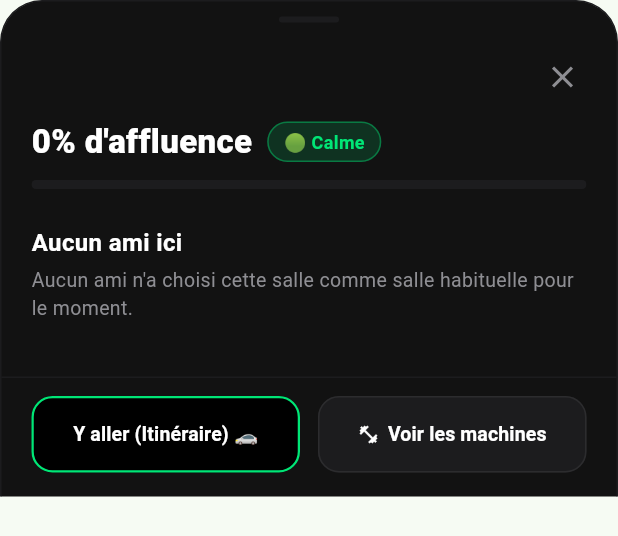
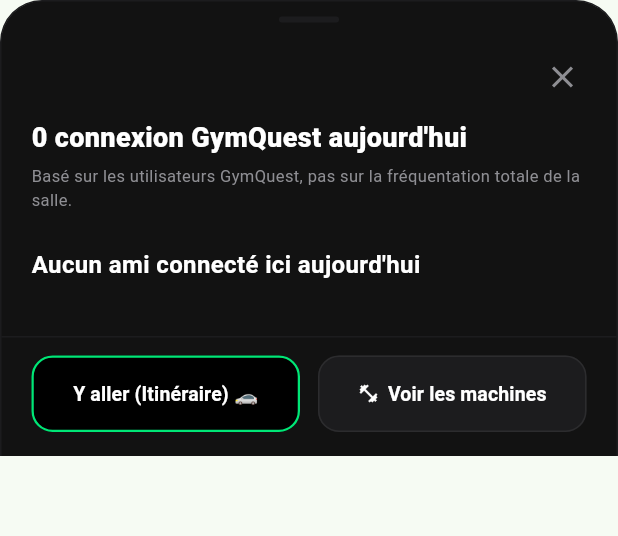
Before and after one commit to bramoulle91-boop/Gamification-Sport, a Flutter app: the _GymBottomSheet widget shown alone on an empty page, opened directly with empty values, on a phone screen of 412 x 824 dp. Shown: the top 536 px of the screen. Run offline on Flutter 3.47's test engine with Material 3 defaults, Android fonts, the phone set to English and light mode, and no system bars; our stand-ins replace camera, flutter_dotenv, flutter_map, flutter_riverpod, geolocator, go_router and 4 more; missing offline and left inert: mobile_scanner; accounts and stored records are empty; network calls fail.

Commit message:
Affluence et amis connectés basés sur les vrais check-ins du jour

```diff
--- /dev/null
+++ b/app/lib/models/gym_checkin_model.dart
@@ -0,0 +1,18 @@
+/// Un passage d'un utilisateur GymQuest dans une salle aujourd'hui —
+/// déclenché en cochant un exercice de sa séance (voir
+/// `program_exercise_completions`), validé par géolocalisation côté serveur.
+class GymCheckinModel {
+  GymCheckinModel({required this.userId, required this.pseudo, required this.checkedInAt});
+
+  factory GymCheckinModel.fromMap(Map<String, dynamic> map) {
+    return GymCheckinModel(
+      userId: map['user_id'] as String,
+      pseudo: (map['users'] as Map<String, dynamic>?)?['pseudo'] as String? ?? '?',
+      checkedInAt: DateTime.parse(map['checked_in_at'] as String),
+    );
+  }
+
+  final String userId;
+  final String pseudo;
+  final DateTime checkedInAt;
+}
--- a/app/lib/screens/gyms/gym_detail_screen.dart
+++ b/app/lib/screens/gyms/gym_detail_screen.dart
@@ -12,6 +12,11 @@ final _gymProvider = FutureProvider.family<GymModel?, String>((ref, gymId) {
 
 final _gymMachinesProvider = FutureProvider.family<List<MachineModel>, String>((ref, gymId) {
   return ref.watch(gymServiceProvider).fetchMachinesForGym(gymId);
+});
+
+final _gymCheckinsProvider = FutureProvider.family<int, String>((ref, gymId) async {
+  final checkins = await ref.watch(gymServiceProvider).fetchTodaysCheckins(gymId);
+  return checkins.map((c) => c.userId).toSet().length;
 });
 
 /// Fiche d'une salle : ses machines, accessibles directement (sans passer
@@ -41,6 +46,7 @@ class GymDetailScreen extends ConsumerWidget {
     final gymAsync = ref.watch(_gymProvider(gymId));
     final machinesAsync = ref.watch(_gymMachinesProvider(gymId));
     final myGymAsync = ref.watch(myGymProvider);
+    final checkinsCountAsync = ref.watch(_gymCheckinsProvider(gymId));
 
     return Scaffold(
       appBar: AppBar(
@@ -64,9 +70,13 @@ class GymDetailScreen extends ConsumerWidget {
                   const Icon(Icons.people_outline, size: 18),
                   const SizedBox(width: 6),
                   Text(
-                    gym.liveAttendanceRate != null
-                        ? 'Affluence : ${(gym.liveAttendanceRate! * 100).toStringAsFixed(0)}%'
-                        : 'Affluence inconnue pour le moment',
+                    checkinsCountAsync.when(
+                      loading: () => 'Affluence...',
+                      error: (_, __) => 'Affluence inconnue pour le moment',
+                      data: (count) => count == 0
+                          ? 'Personne connecté sur GymQuest aujourd\'hui'
+                          : '$count connexion${count > 1 ? 's' : ''} GymQuest aujourd\'hui',
+                    ),
                   ),
                 ],
               ),
--- a/app/lib/screens/gyms/gym_map_screen.dart
+++ b/app/lib/screens/gyms/gym_map_screen.dart
@@ -10,6 +10,7 @@ import 'package:latlong2/latlong.dart';
 import 'package:url_launcher/url_launcher.dart';
 
 import '../../models/friendship_model.dart';
+import '../../models/gym_checkin_model.dart';
 import '../../models/gym_model.dart';
 import '../../models/machine_king_model.dart';
 import '../../models/osm_gym_candidate.dart';
@@ -47,6 +48,19 @@ final _myFriendshipsProvider = FutureProvider<List<FriendshipModel>>((ref) {
 final _gymKingsProvider = FutureProvider.family<List<MachineKingModel>, String>((ref, gymId) {
   return ref.watch(machineKingServiceProvider).fetchMachineKings(gymId: gymId);
 });
+
+/// Qui de GymQuest est passé par cette salle aujourd'hui (check-ins réels,
+/// pas juste "salle habituelle") — sert à l'affluence et aux amis connectés.
+final _gymCheckinsProvider = FutureProvider.family<List<GymCheckinModel>, String>((ref, gymId) {
+  return ref.watch(gymServiceProvider).fetchTodaysCheckins(gymId);
+});
+
+String _checkinTimeAgo(DateTime at) {
+  final diff = DateTime.now().toUtc().difference(at.toUtc());
+  if (diff.inMinutes < 1) return "à l'instant";
+  if (diff.inMinutes < 60) return 'il y a ${diff.inMinutes} min';
+  return 'il y a ${diff.inHours} h';
+}
 
 double _distanceMeters(double lat1, double lon1, double lat2, double lon2) {
   const earthRadiusM = 6371000.0;
@@ -704,12 +718,6 @@ class _OsmPin extends StatelessWidget {
   }
 }
 
-_AttendanceLevel _levelFor(double rate) {
-  if (rate < 0.4) return _AttendanceLevel.calm;
-  if (rate < 0.75) return _AttendanceLevel.moderate;
-  return _AttendanceLevel.saturated;
-}
-
 enum _AttendanceLevel { calm, moderate, saturated }
 
 extension on _AttendanceLevel {
@@ -782,14 +790,15 @@ class _GymBottomSheet extends ConsumerWidget {
     final isLoggedIn = ref.watch(currentUserIdProvider) != null;
     final friendshipsAsync = ref.watch(_myFriendshipsProvider);
     final kingsAsync = ref.watch(_gymKingsProvider(gym.id));
+    final checkinsAsync = ref.watch(_gymCheckinsProvider(gym.id));
     final myId = ref.watch(currentUserIdProvider);
 
-    final friendsHere = (isLoggedIn && myId != null)
+    final friendIds = (isLoggedIn && myId != null)
         ? (friendshipsAsync.valueOrNull ?? [])
-            .where((f) => f.status == FriendshipStatus.unlocked && f.homeGymIdForOther(myId) == gym.id)
-            .map((f) => f.pseudoForOther(myId))
-            .toList()
-        : <String>[];
+            .where((f) => f.status == FriendshipStatus.unlocked)
+            .map((f) => f.userId1 == myId ? f.userId2 : f.userId1)
+            .toSet()
+        : <String>{};
 
     return Container(
       constraints: BoxConstraints(maxHeight: MediaQuery.of(context).size.height * 0.78),
@@ -833,16 +842,34 @@ class _GymBottomSheet extends ConsumerWidget {
                 child: Column(
                   crossAxisAlignment: CrossAxisAlignment.start,
                   children: [
-                    // A. Affluence en direct
-                    if (gym.liveAttendanceRate != null) ...[
-                      Builder(builder: (context) {
-                        final level = _levelFor(gym.liveAttendanceRate!);
-                        return Row(
+                    // A. Affluence réelle — comptée sur les check-ins GymQuest
+                    // du jour (pas la fréquentation totale de la salle).
+                    checkinsAsync.when(
+                      loading: () => const SizedBox(
+                        height: 20,
+                        child: Center(child: CircularProgressIndicator(strokeWidth: 2, color: _kAccent)),
+                      ),
+                      error: (_, __) => const Text(
+                        'Affluence non disponible pour le moment.',
+                        style: TextStyle(color: _kMuted, fontSize: 13),
+                      ),
+                      data: (checkins) {
+                        final count = checkins.map((c) => c.userId).toSet().length;
+                        final level = count == 0
+                            ? _AttendanceLevel.calm
+                            : count <= 3
+                                ? _AttendanceLevel.moderate
+                                : _AttendanceLevel.saturated;
+                        return Column(
+                          crossAxisAlignment: CrossAxisAlignment.start,
+                          children: [
+                            Row(
                               children: [
                                 Text(
-                              '${(gym.liveAttendanceRate! * 100).round()}% d\'affluence',
-                              style: const TextStyle(color: Colors.white, fontSize: 22, fontWeight: FontWeight.w800),
+                                  '$count connexion${count > 1 ? 's' : ''} GymQuest aujourd\'hui',
+                                  style: const TextStyle(color: Colors.white, fontSize: 18, fontWeight: FontWeight.w800),
                                 ),
+                                if (count > 0) ...[
                                   const SizedBox(width: 10),
                                   Container(
                                     padding: const EdgeInsets.symmetric(horizontal: 10, vertical: 4),
@@ -857,49 +884,60 @@ class _GymBottomSheet extends ConsumerWidget {
                                     ),
                                   ),
                                 ],
+                              ],
+                            ),
+                            const SizedBox(height: 4),
+                            const Text(
+                              'Basé sur les utilisateurs GymQuest, pas sur la fréquentation totale de la salle.',
+                              style: TextStyle(color: _kMuted, fontSize: 11),
+                            ),
+                          ],
                         );
-                      }),
-                      const SizedBox(height: 10),
-                      ClipRRect(
-                        borderRadius: BorderRadius.circular(6),
-                        child: LinearProgressIndicator(
-                          value: gym.liveAttendanceRate,
-                          minHeight: 6,
-                          backgroundColor: _kBorder,
-                          valueColor: AlwaysStoppedAnimation(_levelFor(gym.liveAttendanceRate!).color),
-                        ),
-                      ),
-                    ] else
-                      const Text(
-                        'Affluence non disponible pour cette salle pour le moment.',
-                        style: TextStyle(color: _kMuted, fontSize: 13),
+                      },
                     ),
                     const SizedBox(height: 24),
 
-                    // B. Confidentialité "Mes amis"
+                    // B. Amis connectés aujourd'hui dans cette salle (check-in
+                    // réel, pas juste "salle habituelle").
                     if (!isLoggedIn)
                       const Text(
-                        'Connecte-toi pour voir tes amis qui s\'entraînent ici.',
+                        'Connecte-toi pour voir tes amis connectés ici.',
                         style: TextStyle(color: _kMuted, fontSize: 13),
                       )
-                    else ...[
+                    else
+                      checkinsAsync.when(
+                        loading: () => const SizedBox(
+                          height: 20,
+                          child: Center(child: CircularProgressIndicator(strokeWidth: 2, color: _kAccent)),
+                        ),
+                        error: (_, __) => const Text(
+                          'Amis connectés : non disponible pour le moment.',
+                          style: TextStyle(color: _kMuted, fontSize: 13),
+                        ),
+                        data: (checkins) {
+                          final friendCheckins = checkins.where((c) => friendIds.contains(c.userId)).toList();
+                          return Column(
+                            crossAxisAlignment: CrossAxisAlignment.start,
+                            children: [
                               Text(
-                        friendsHere.isEmpty
-                            ? 'Aucun ami ici'
-                            : '${friendsHere.length} ami${friendsHere.length > 1 ? 's' : ''} s\'entraîne${friendsHere.length > 1 ? 'nt' : ''} ici',
+                                friendCheckins.isEmpty
+                                    ? 'Aucun ami connecté ici aujourd\'hui'
+                                    : '${friendCheckins.length} ami${friendCheckins.length > 1 ? 's' : ''} connecté${friendCheckins.length > 1 ? 's' : ''} ici aujourd\'hui',
                                 style: const TextStyle(color: Colors.white, fontSize: 16, fontWeight: FontWeight.w700),
                               ),
-                      if (friendsHere.isNotEmpty) ...[
+                              if (friendCheckins.isNotEmpty) ...[
                                 const SizedBox(height: 12),
                                 SizedBox(
                                   height: 74,
                                   child: ListView.separated(
                                     scrollDirection: Axis.horizontal,
-                            itemCount: friendsHere.length,
+                                    itemCount: friendCheckins.length,
                                     separatorBuilder: (_, __) => const SizedBox(width: 14),
                                     itemBuilder: (context, i) {
-                              final pseudo = friendsHere[i];
-                              final initials = pseudo.length >= 2 ? pseudo.substring(0, 2).toUpperCase() : pseudo.toUpperCase();
+                                      final checkin = friendCheckins[i];
+                                      final pseudo = checkin.pseudo;
+                                      final initials =
+                                          pseudo.length >= 2 ? pseudo.substring(0, 2).toUpperCase() : pseudo.toUpperCase();
                                       return Column(
                                         children: [
                                           CircleAvatar(
@@ -912,20 +950,20 @@ class _GymBottomSheet extends ConsumerWidget {
                                           ),
                                           const SizedBox(height: 6),
                                           Text(pseudo, style: const TextStyle(color: _kMuted, fontSize: 11)),
+                                          Text(
+                                            _checkinTimeAgo(checkin.checkedInAt),
+                                            style: const TextStyle(color: _kMuted, fontSize: 9),
+                                          ),
                                         ],
                                       );
                                     },
                                   ),
                                 ),
-                      ] else
-                        const Padding(
-                          padding: EdgeInsets.only(top: 4),
-                          child: Text(
-                            'Aucun ami n\'a choisi cette salle comme salle habituelle pour le moment.',
-                            style: TextStyle(color: _kMuted, fontSize: 13),
+                              ],
+                            ],
+                          );
+                        },
                       ),
-                        ),
-                    ],
                     const SizedBox(height: 24),
 
                     // C. Record en cours sur une machine de la salle
--- a/app/lib/services/gym_service.dart
+++ b/app/lib/services/gym_service.dart
@@ -1,5 +1,6 @@
 import 'package:supabase_flutter/supabase_flutter.dart';
 
+import '../models/gym_checkin_model.dart';
 import '../models/gym_model.dart';
 import '../models/machine_model.dart';
 import 'supabase_service.dart';
@@ -55,4 +56,19 @@ class GymService {
         .single();
     return GymModel.fromMap(row);
   }
+
+  /// Les check-ins d'utilisateurs GymQuest dans cette salle aujourd'hui —
+  /// déclenchés en cochant un exercice de séance, géolocalisation vérifiée
+  /// côté serveur. Sert à l'affluence réelle et à repérer les amis
+  /// actuellement passés par la salle (pas juste "salle habituelle").
+  Future<List<GymCheckinModel>> fetchTodaysCheckins(String gymId) async {
+    final today = DateTime.now().toUtc().toIso8601String().split('T').first;
+    final rows = await _client
+        .from('gym_checkins')
+        .select('user_id, checked_in_at, users(pseudo)')
+        .eq('gym_id', gymId)
+        .gte('checked_in_at', today)
+        .order('checked_in_at', ascending: false);
+    return (rows as List<dynamic>).map((e) => GymCheckinModel.fromMap(e as Map<String, dynamic>)).toList();
+  }
 }
```
Lines whose indentation alone changed are shown as unchanged.
